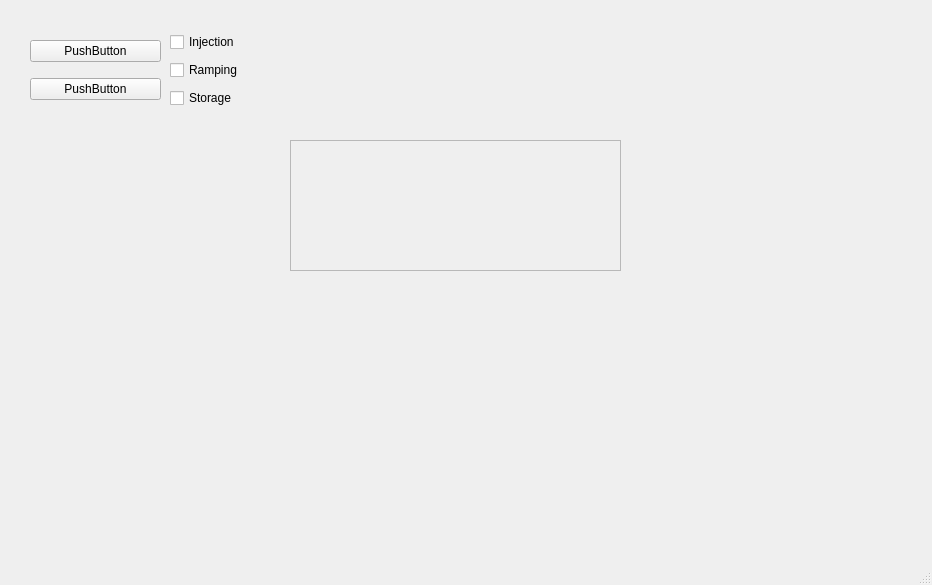
Old version of the form mainwindow1.ui in the repository ARnord-Trigger/Electron-Accelerator-Summer2024-25-project-.
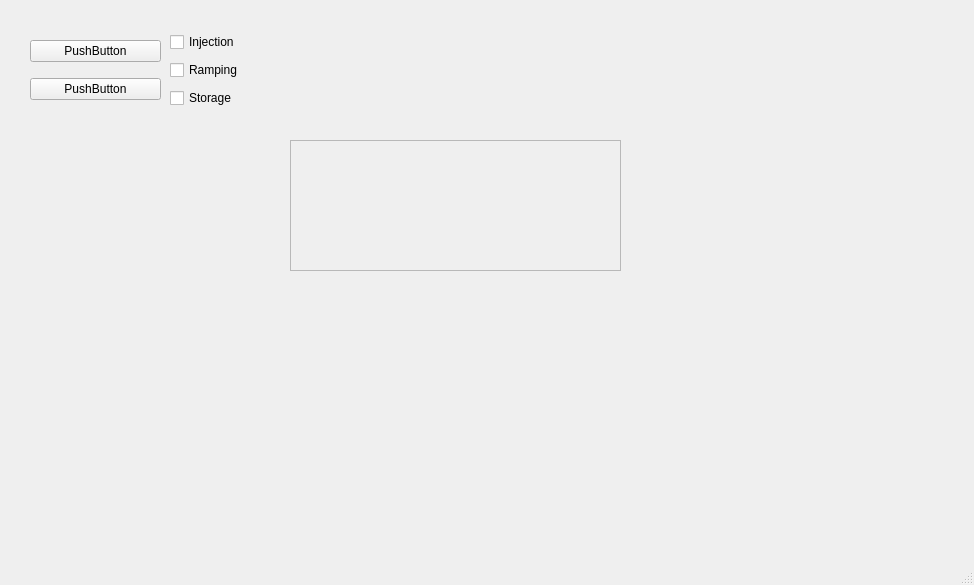
New version of the form.

```diff
--- a/mainwindow1.ui
+++ b/mainwindow1.ui
@@ -6,7 +6,7 @@
    <rect>
     <x>0</x>
     <y>0</y>
-    <width>932</width>
+    <width>974</width>
     <height>585</height>
    </rect>
   </property>
```
Left out of the diff: 8 changed lines with no effect on the pictures.
